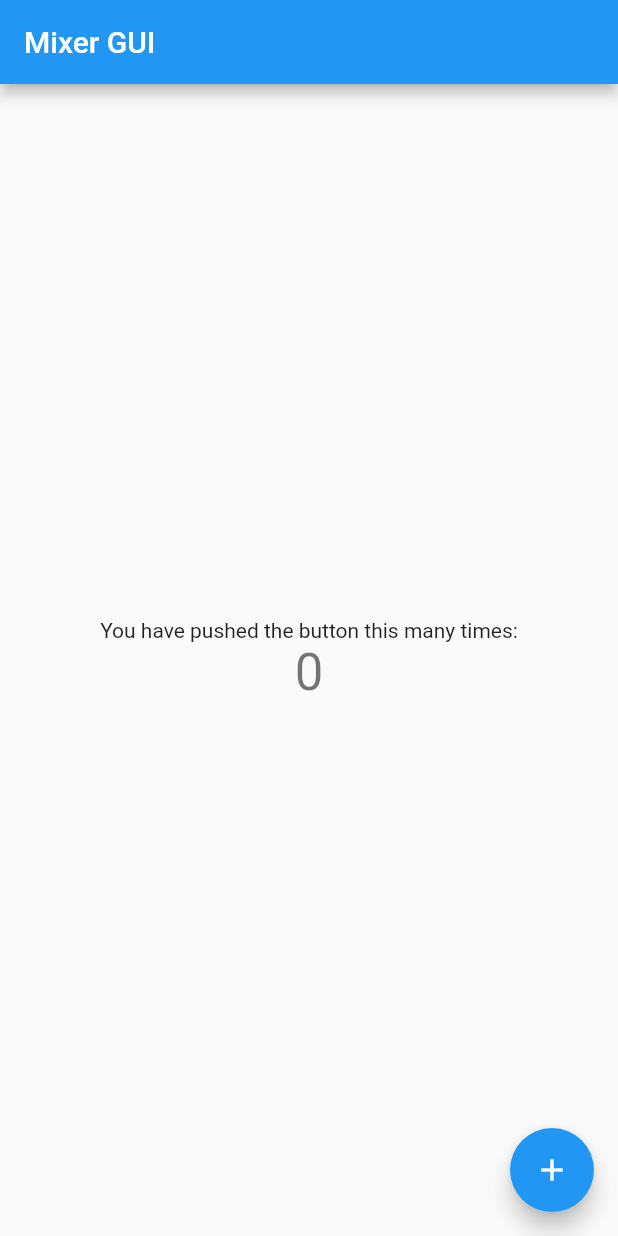
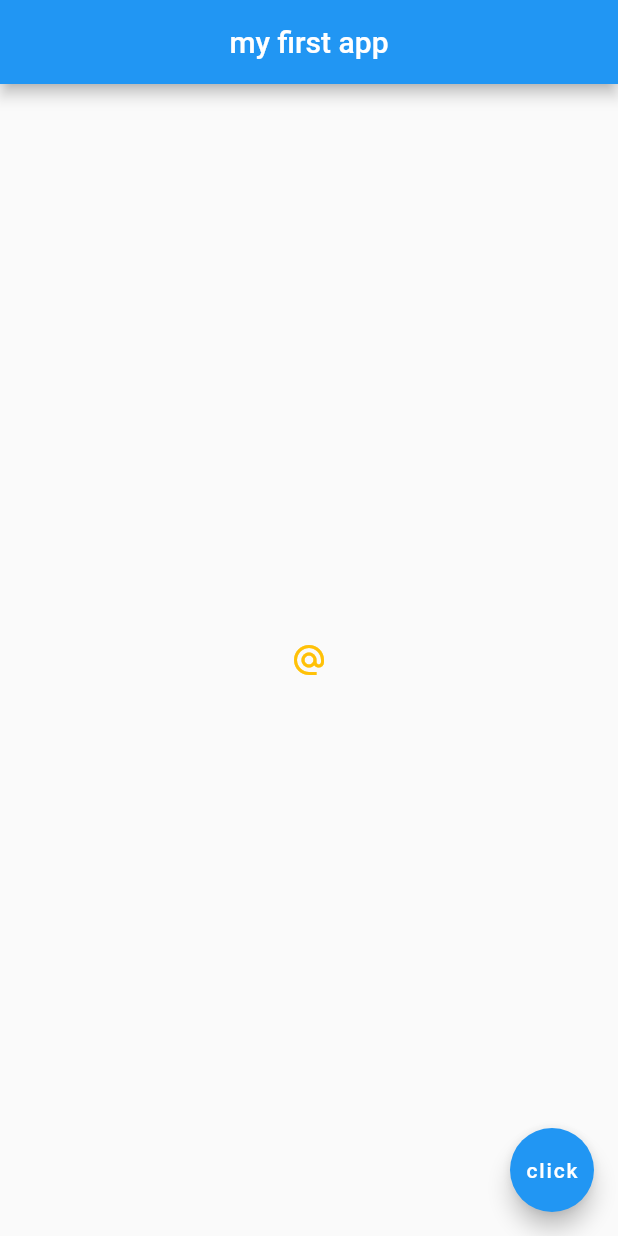
Before and after one commit to BSpwr/Audiyour, a Flutter app: the screen it shows after launch, on a phone screen of 412 x 824 dp. Run offline on Flutter 3.47's test engine with Material 2 defaults, Android fonts, the phone set to English and light mode, and no system bars.

Commit message:
Update main.dart
Learning how to use Widgets in Dart

```diff
--- a/flutter_app/myapp/lib/main.dart
+++ b/flutter_app/myapp/lib/main.dart
@@ -1,115 +1,32 @@
 import 'package:flutter/material.dart';
 
-void main() {
-  runApp(const MyApp());
-}
+void main() => runApp(MaterialApp(
+  home: Home(),
+));
 
-class MyApp extends StatelessWidget {
-  const MyApp({Key? key}) : super(key: key);
 
-  // This widget is the root of your application.
+class Home extends StatelessWidget {
   @override
   Widget build(BuildContext context) {
-    return MaterialApp(
-      title: 'Flutter Demo',
-      theme: ThemeData(
-        // This is the theme of your application.
-        //
-        // Try running your application with "flutter run". You'll see the
-        // application has a blue toolbar. Then, without quitting the app, try
-        // changing the primarySwatch below to Colors.green and then invoke
-        // "hot reload" (press "r" in the console where you ran "flutter run",
-        // or simply save your changes to "hot reload" in a Flutter IDE).
-        // Notice that the counter didn't reset back to zero; the application
-        // is not restarted.
-        primarySwatch: Colors.blue,
+    return Scaffold(
+      appBar: AppBar(
+        title: Text('my first app'),
+        centerTitle: true,
       ),
-      home: const MyHomePage(title: 'Mixer GUI'),
-    );
+      body: Center(
+        child: IconButton(
+          onPressed: () {
+            print('your clicked me');
+          },
+          icon: Icon(Icons.alternate_email),
+          color: Colors.amber
+        )
+      ),
+      floatingActionButton: FloatingActionButton(
+        onPressed: () {},
+        child: Text('click'),
+      ),
+    )
+    ;
   }
 }
-
-class MyHomePage extends StatefulWidget {
-  const MyHomePage({Key? key, required this.title}) : super(key: key);
-
-  // This widget is the home page of your application. It is stateful, meaning
-  // that it has a State object (defined below) that contains fields that affect
-  // how it looks.
-
-  // This class is the configuration for the state. It holds the values (in this
-  // case the title) provided by the parent (in this case the App widget) and
-  // used by the build method of the State. Fields in a Widget subclass are
-  // always marked "final".
-
-  final String title;
-
-  @override
-  State<MyHomePage> createState() => _MyHomePageState();
-}
-
-class _MyHomePageState extends State<MyHomePage> {
-  int _counter = 0;
-
-  void _incrementCounter() {
-    setState(() {
-      // This call to setState tells the Flutter framework that something has
-      // changed in this State, which causes it to rerun the build method below
-      // so that the display can reflect the updated values. If we changed
-      // _counter without calling setState(), then the build method would not be
-      // called again, and so nothing would appear to happen.
-      _counter++;
-    });
-  }
-
-  @override
-  Widget build(BuildContext context) {
-    // This method is rerun every time setState is called, for instance as done
-    // by the _incrementCounter method above.
-    //
-    // The Flutter framework has been optimized to make rerunning build methods
-    // fast, so that you can just rebuild anything that needs updating rather
-    // than having to individually change instances of widgets.
-    return Scaffold(
-      appBar: AppBar(
-        // Here we take the value from the MyHomePage object that was created by
-        // the App.build method, and use it to set our appbar title.
-        title: Text(widget.title),
-      ),
-      body: Center(
-        // Center is a layout widget. It takes a single child and positions it
-        // in the middle of the parent.
-        child: Column(
-          // Column is also a layout widget. It takes a list of children and
-          // arranges them vertically. By default, it sizes itself to fit its
-          // children horizontally, and tries to be as tall as its parent.
-          //
-          // Invoke "debug painting" (press "p" in the console, choose the
-          // "Toggle Debug Paint" action from the Flutter Inspector in Android
-          // Studio, or the "Toggle Debug Paint" command in Visual Studio Code)
-          // to see the wireframe for each widget.
-          //
-          // Column has various properties to control how it sizes itself and
-          // how it positions its children. Here we use mainAxisAlignment to
-          // center the children vertically; the main axis here is the vertical
-          // axis because Columns are vertical (the cross axis would be
-          // horizontal).
-          mainAxisAlignment: MainAxisAlignment.center,
-          children: <Widget>[
-            const Text(
-              'You have pushed the button this many times:',
-            ),
-            Text(
-              '$_counter',
-              style: Theme.of(context).textTheme.headline4,
-            ),
-          ],
-        ),
-      ),
-      floatingActionButton: FloatingActionButton(
-        onPressed: _incrementCounter,
-        tooltip: 'Increment',
-        child: const Icon(Icons.add),
-      ), // This trailing comma makes auto-formatting nicer for build methods.
-    );
-  }
-}
```
